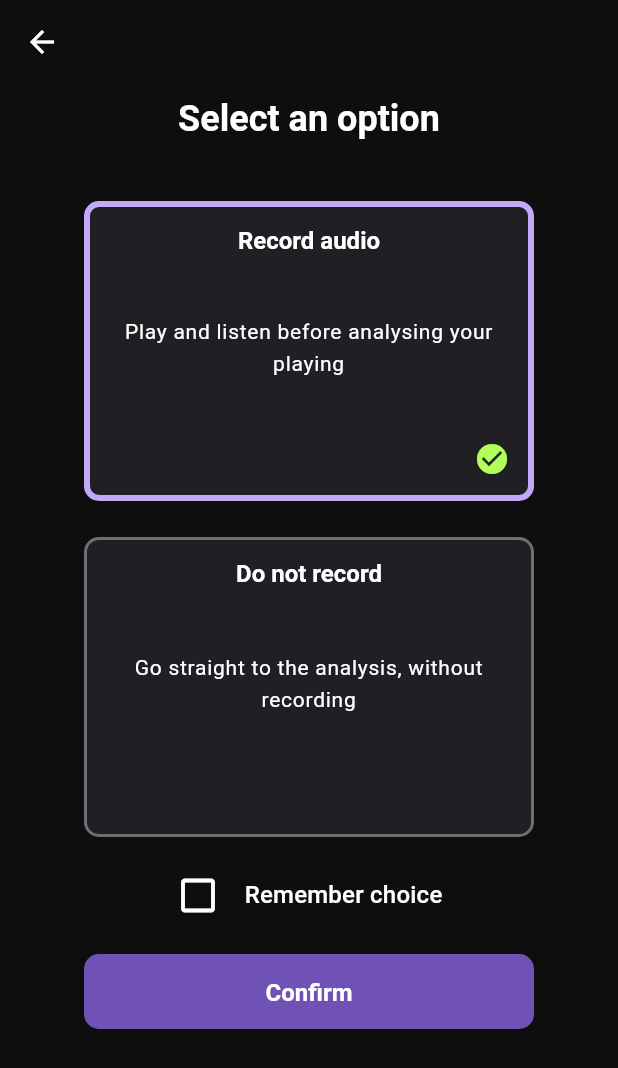
After one commit to cauems04/song_improvement_app, a Flutter app: the PlayOptionsScreen screen opened directly, on a phone screen of 412 x 824 dp. The commit adds this screen. Shown: the top 1068 px of the screen. Run offline on Flutter 3.47's test engine with Material 3 defaults, Android fonts, the phone set to English and light mode, and no system bars; our stand-ins replace sqflite; accounts and stored records are empty.

Commit message:
option selection page and score components

```diff
--- /dev/null
+++ b/lib/screens/play_options_screen.dart
@@ -0,0 +1,226 @@
+import 'package:flutter/material.dart';
+import 'package:guitar_song_improvement/screens/analysis_page.dart';
+import 'package:guitar_song_improvement/themes/spacing.dart';
+
+class PlayOptionsScreen extends StatefulWidget {
+  const PlayOptionsScreen({super.key});
+
+  @override
+  State<PlayOptionsScreen> createState() => _PlayOptionsScreenState();
+}
+
+class _PlayOptionsScreenState extends State<PlayOptionsScreen> {
+  bool isPlayselected = true;
+  bool rememberChoice = false;
+
+  @override
+  Widget build(BuildContext context) {
+    return Scaffold(
+      backgroundColor: Theme.of(context).colorScheme.surface,
+      appBar: AppBar(
+        leading: InkWell(
+          customBorder: CircleBorder(),
+          child: Padding(
+            padding: const EdgeInsets.all(8),
+            child: Icon(Icons.arrow_back),
+          ),
+          onTap: () {
+            Navigator.pop(context);
+          },
+        ),
+      ),
+      body: SingleChildScrollView(
+        child: Center(
+          child: Column(
+            children: [
+              Padding(
+                padding: const EdgeInsets.only(
+                  top: Spacing.xs,
+                  bottom: Spacing.xxl,
+                ),
+                child: Text(
+                  "Select an option",
+                  style: Theme.of(context).textTheme.headlineLarge,
+                ),
+              ),
+              OptionCard(
+                "Record audio",
+                "Play and listen before analysing your playing",
+                Icon(Icons.volume_up),
+                isSelected: (isPlayselected),
+                onTap: () {
+                  if (!isPlayselected) {
+                    setState(() => isPlayselected = true);
+                  }
+                },
+              ),
+              Padding(
+                padding: const EdgeInsets.only(top: Spacing.lg),
+                child: OptionCard(
+                  "Do not record",
+                  "Go straight to the analysis, without recording",
+                  Icon(Icons.volume_up),
+                  isSelected: (!isPlayselected),
+                  onTap: () {
+                    if (isPlayselected) {
+                      setState(() => isPlayselected = false);
+                    }
+                  },
+                ),
+              ),
+              Padding(
+                padding: const EdgeInsets.only(
+                  top: Spacing.lg,
+                  bottom: Spacing.lg,
+                ),
+                child: RememberCoiceCheckButtom(rememberChoice, () {
+                  setState(() {
+                    rememberChoice = !rememberChoice;
+                  });
+                }),
+              ),
+              Padding(
+                padding: const EdgeInsets.only(bottom: 80),
+                child: _ConfirmButtom(isPlayselected),
+              ),
+            ],
+          ),
+        ),
+      ),
+    );
+  }
+}
+
+class OptionCard extends StatelessWidget {
+  final Icon icon;
+  final String label;
+  final String description;
+  final bool isSelected;
+  final Function() onTap;
+
+  const OptionCard(
+    this.label,
+    this.description,
+    this.icon, {
+    super.key,
+    required this.isSelected,
+    required this.onTap,
+  });
+
+  @override
+  Widget build(BuildContext context) {
+    return GestureDetector(
+      child: AnimatedContainer(
+        padding: EdgeInsets.all(Spacing.sm),
+        duration: Duration(milliseconds: 200),
+        height: 200,
+        width: 300,
+        decoration: BoxDecoration(
+          color: Theme.of(context).colorScheme.surfaceContainerLowest,
+          border: BoxBorder.all(
+            width: (isSelected) ? 4 : 2,
+            color: (isSelected)
+                ? Theme.of(context).colorScheme.onPrimary
+                : Theme.of(context).colorScheme.surfaceContainerLow,
+          ),
+          borderRadius: BorderRadius.circular(10),
+        ),
+        child: Column(
+          mainAxisAlignment: MainAxisAlignment.spaceBetween,
+          children: [
+            Text(
+              label,
+              style: Theme.of(
+                context,
+              ).textTheme.titleLarge!.copyWith(fontWeight: FontWeight.bold),
+            ),
+            Text(
+              description,
+              style: Theme.of(context).textTheme.bodyLarge,
+              textAlign: TextAlign.center,
+            ),
+            Align(
+              alignment: AlignmentGeometry.topRight,
+              child: AnimatedOpacity(
+                opacity: (isSelected) ? 1 : 0,
+                duration: Duration(milliseconds: 200),
+                child: Icon(Icons.check_circle, color: Colors.lightGreenAccent),
+              ),
+            ),
+          ],
+        ),
+      ),
+      onTap: () {
+        onTap();
+      },
+    );
+  }
+}
+
+class _ConfirmButtom extends StatelessWidget {
+  final bool isPlayselected;
+  const _ConfirmButtom(this.isPlayselected, {super.key});
+
+  @override
+  Widget build(BuildContext context) {
+    return Material(
+      color: Theme.of(context).colorScheme.primary,
+      borderRadius: BorderRadius.circular(10),
+      child: InkWell(
+        borderRadius: BorderRadius.circular(10),
+        child: SizedBox(
+          height: 50,
+          width: 300,
+          child: Center(
+            child: Text(
+              "Confirm",
+              style: Theme.of(
+                context,
+              ).textTheme.titleLarge!.copyWith(fontWeight: FontWeight.w600),
+            ),
+          ),
+        ),
+        onTap: () {
+          if (isPlayselected) {
+            return;
+          }
+
+          Navigator.push(
+            context,
+            MaterialPageRoute(builder: (context) => AnalysisPage()),
+          );
+        },
+      ),
+    );
+  }
+}
+
+class RememberCoiceCheckButtom extends StatelessWidget {
+  final Function() onTap;
+  final bool rememberChoice;
+
+  const RememberCoiceCheckButtom(this.rememberChoice, this.onTap, {super.key});
+
+  @override
+  Widget build(BuildContext context) {
+    return Row(
+      mainAxisAlignment: MainAxisAlignment.center,
+      crossAxisAlignment: CrossAxisAlignment.center,
+      children: [
+        GestureDetector(
+          child: rememberChoice
+              ? Icon(Icons.check_box, size: 30, color: Colors.lightGreenAccent)
+              : Icon(Icons.check_box_outline_blank, size: 30),
+          onTap: () => onTap(),
+        ),
+        Padding(
+          padding: const EdgeInsets.only(left: Spacing.md),
+          child: Text(
+            "Remember choice",
+            style: Theme.of(context).textTheme.titleMedium,
+          ),
+        ),
+      ],
+    );
+  }
+}
```
Also changed, not shown: lib/screens/analysis_page.dart (added, +447 -0 lines), lib/screens/song_overview_page.dart (+22 -6 lines).
